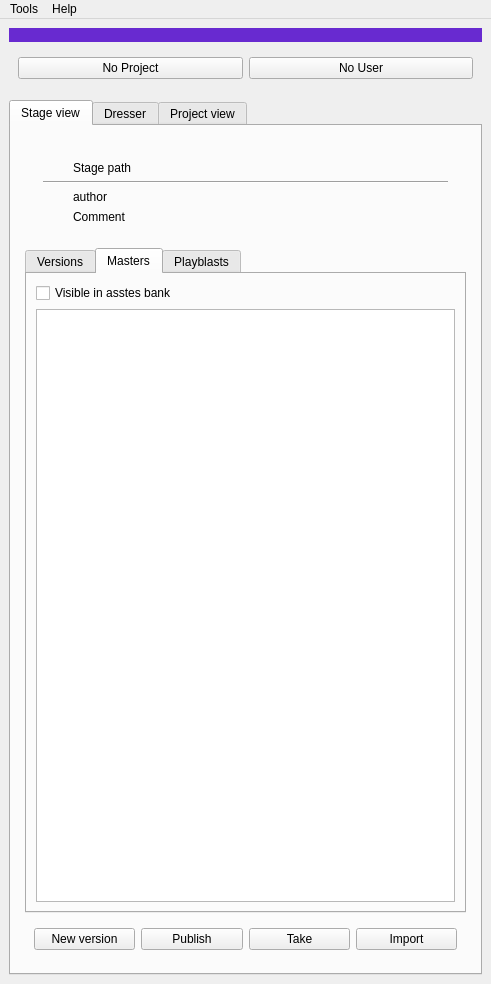
Qt form ui/pipeline_main_UI.ui (liorbenhorin/pipeline) before a commit.
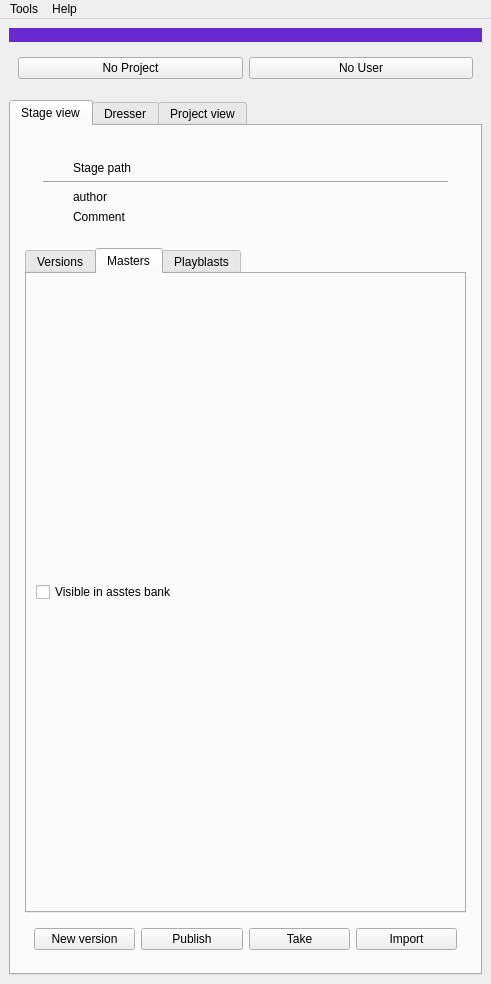
The same form after that commit. The open tabs and pages were chosen to show the change.

Diff of the .ui file:
```diff
--- a/ui/pipeline_main_UI.ui
+++ b/ui/pipeline_main_UI.ui
@@ -318,9 +318,6 @@
                  </property>
                 </widget>
                </item>
-               <item>
-                <widget class="QTableView" name="mastersTableView"/>
-               </item>
               </layout>
              </widget>
              <widget class="QWidget" name="tab_3">
```
Left out of the diff: 4 changed lines with no effect on the pictures.
